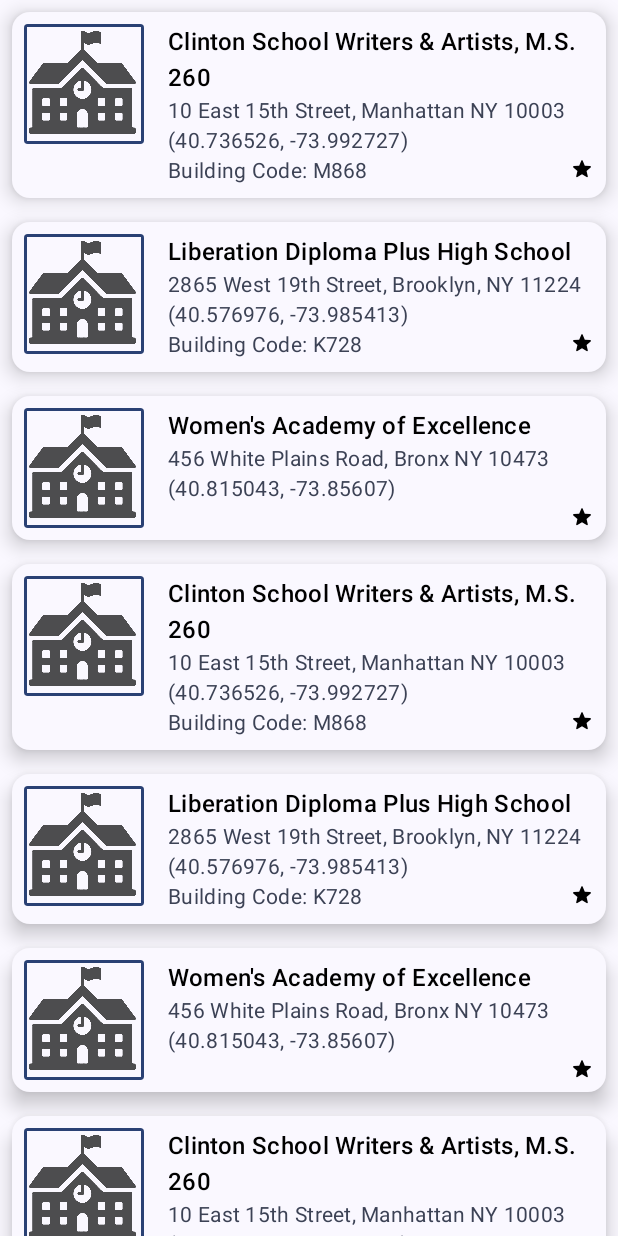
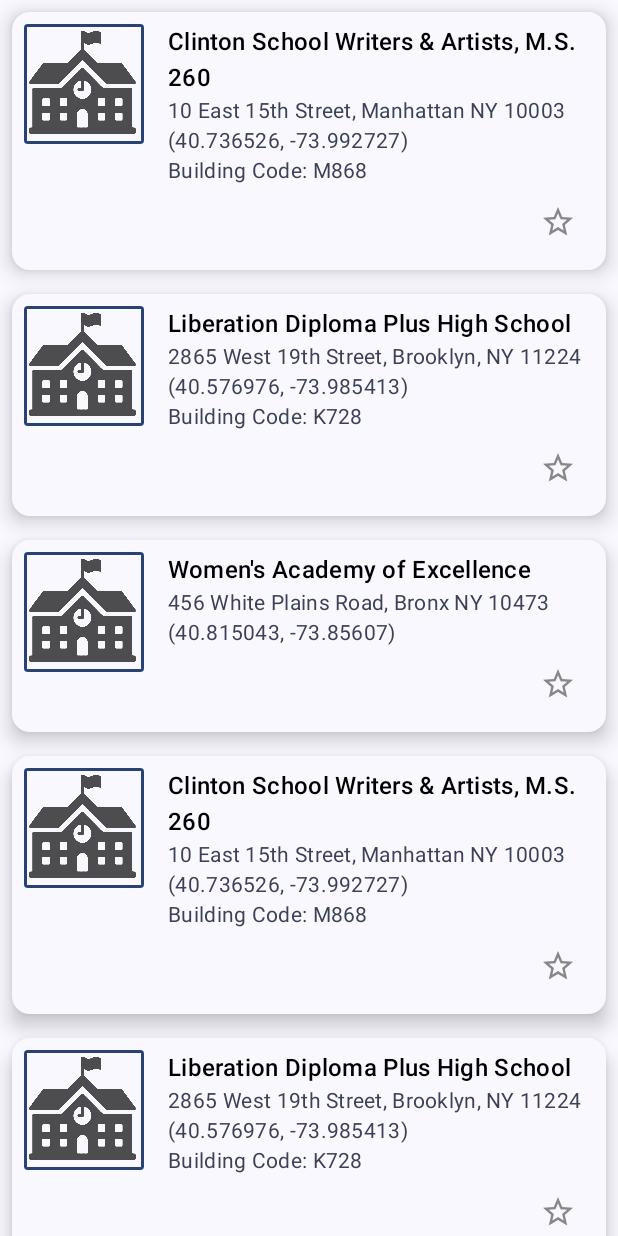
Before and after one commit to jonofarc/NYCHighSchools, an Android app built with Jetpack Compose: the screen it shows after launch (MainActivity), on a phone screen of 412 x 824 dp. Run offline under Robolectric (Android 15) with nearby library versions, the phone set to English and light mode, and no system bars.

Commit message:
update gradle and use rememberSaveable to save if a favorite is set

```diff
--- a/app/build.gradle
+++ b/app/build.gradle
@@ -63,4 +63,5 @@ dependencies {
     androidTestImplementation 'androidx.compose.ui:ui-test-junit4'
     debugImplementation 'androidx.compose.ui:ui-tooling'
     debugImplementation 'androidx.compose.ui:ui-test-manifest'
+    implementation "androidx.compose.material:material-icons-extended:$compose_version"
 }
--- a/app/src/main/java/com/example/nychighschools/MainActivity.kt
+++ b/app/src/main/java/com/example/nychighschools/MainActivity.kt
@@ -20,6 +20,13 @@ import androidx.compose.foundation.layout.width
 import androidx.compose.foundation.lazy.LazyColumn
 import androidx.compose.foundation.lazy.items
 import androidx.compose.foundation.shape.RoundedCornerShape
+import androidx.compose.material.icons.Icons
+import androidx.compose.material.icons.filled.ExpandLess
+import androidx.compose.material.icons.filled.ExpandMore
+import androidx.compose.material.icons.filled.Star
+import androidx.compose.material.icons.filled.StarBorder
+import androidx.compose.material3.Icon
+import androidx.compose.material3.IconButton
 import androidx.compose.material3.MaterialTheme
 import androidx.compose.material3.Surface
 import androidx.compose.material3.Text
@@ -28,6 +35,7 @@ import androidx.compose.runtime.getValue
 import androidx.compose.runtime.mutableStateListOf
 import androidx.compose.runtime.mutableStateOf
 import androidx.compose.runtime.remember
+import androidx.compose.runtime.saveable.rememberSaveable
 import androidx.compose.runtime.setValue
 import androidx.compose.ui.Alignment
 import androidx.compose.ui.Modifier
@@ -49,7 +57,7 @@ class MainActivity : ComponentActivity() {
     override fun onCreate(savedInstanceState: Bundle?) {
         super.onCreate(savedInstanceState)
 
-        setContent  {
+        setContent {
             NYCHighSchoolsTheme {
                 // A surface container using the 'background' color from the theme
                 Surface(modifier = Modifier.fillMaxSize(), color = MaterialTheme.colorScheme.background) {
@@ -68,8 +76,7 @@ class MainActivity : ComponentActivity() {
 fun SetUi() {
 
 
-    //val schools = mutableListOf<School>()
-    val schools = remember { mutableStateListOf<School>()}
+    val schools = remember { mutableStateListOf<School>() }
 
     //a hacky way to get a big list
     for (i in 1..100) {
@@ -92,7 +99,8 @@ fun SetUi() {
 @Composable
 fun SchoolCard(school: School, modifier: Modifier = Modifier) {
 
-    var isFavorite by remember{mutableStateOf(school.isFavorite)}
+
+    var isFavorite by rememberSaveable { mutableStateOf(false) }
 
     Column {
 
@@ -108,12 +116,9 @@ fun SchoolCard(school: School, modifier: Modifier = Modifier) {
                         .border(1.5.dp, MaterialTheme.colorScheme.primary)
                 )
 
-                // Add a horizontal space between the image and the column
+
                 Spacer(modifier = Modifier.width(16.dp))
 
-                // We keep track if the message is expanded or not in this
-                // variable
-               // var isFavorite by remember { mutableStateOf(false) }
 
 
 
@@ -135,10 +140,6 @@ fun SchoolCard(school: School, modifier: Modifier = Modifier) {
 
                         )
 
-                    Row(
-                        modifier = Modifier.fillMaxWidth(),
-                        horizontalArrangement = Arrangement.SpaceBetween
-                    ) {
                     if (school.buildingCode.isNotEmpty()) {
                         Text(
                             text = stringResource(R.string.building_code, school.buildingCode),
@@ -147,26 +148,25 @@ fun SchoolCard(school: School, modifier: Modifier = Modifier) {
                             style = MaterialTheme.typography.bodyMedium,
 
                             )
-                        } else {
-                            Box(
-                                modifier = Modifier
-
-                            )
                     }
 
 
 
-                        Image(
-                            painter = painterResource(R.drawable.star), colorFilter = ColorFilter.tint(getIsFavoriteColor( isFavorite)),contentDescription = "isFavorite icon", modifier = Modifier
-                                .clickable {
 
-                                    toggleIsFavorite(school)
-                                    isFavorite = school.isFavorite
+                    Row(
+                        modifier = Modifier.fillMaxWidth(),
+                        horizontalArrangement = Arrangement.End
+                    ) {
+                        IconButton(
+                            onClick = { isFavorite = !isFavorite },
+                            modifier = Modifier
+                        ) {
+                            Icon(
+                                imageVector = if (isFavorite) Icons.Filled.Star else Icons.Filled.StarBorder,
+                                contentDescription = stringResource(R.string.school_favourite),
+                                tint = if (isFavorite) Color.Red else Color.Gray
+                            )
                         }
-                                .align(Alignment.Top)
-                                .size(16.dp)
-
-                        )
                     }
 
 
@@ -182,12 +182,9 @@ fun SchoolCard(school: School, modifier: Modifier = Modifier) {
 
 }
 
-fun toggleIsFavorite(school: School){
- school.isFavorite = !school.isFavorite
-}
 
 fun getIsFavoriteColor(isFavorite: Boolean): Color {
-    return  if (isFavorite) Color.Red else Color.Black
+    return if (isFavorite) Color.Red else Color.Black
 }
 
 @Preview(name = "Light Mode")
--- a/app/src/main/java/com/example/nychighschools/models/School.kt
+++ b/app/src/main/java/com/example/nychighschools/models/School.kt
@@ -52,5 +52,4 @@ data class School(
     val earlyCollege: String = "",
     val geoEligibility: String = "",
     val schoolAccessibilityDescription: String = "",
-    var isFavorite: Boolean = false,
 )
--- a/app/src/main/res/drawable/star.xml
+++ /dev/null
@@ -1,9 +0,0 @@
-<vector xmlns:android="http://schemas.android.com/apk/res/android"
-    android:width="48dp"
-    android:height="48dp"
-    android:viewportWidth="960"
-    android:viewportHeight="960">
-  <path
-      android:fillColor="#FF000000"
-      android:pathData="M480,731 L294,843q-8,5 -17,4.5t-16,-5.5q-7,-5 -10.5,-13t-1.5,-18l49,-212 -164,-143q-8,-7 -9.5,-15.5t0.5,-16.5q2,-8 9,-13.5t17,-6.5l217,-19 84,-200q4,-9 12,-13.5t16,-4.5q8,0 16,4.5t12,13.5l84,200 217,19q10,1 17,6.5t9,13.5q2,8 0.5,16.5T826,456L662,599l49,212q2,10 -1.5,18T699,842q-7,5 -16,5.5t-17,-4.5L480,731Z"/>
-</vector>
--- a/app/src/main/res/values/strings.xml
+++ b/app/src/main/res/values/strings.xml
@@ -1,4 +1,5 @@
 <resources>
     <string name="app_name">NYC High Schools</string>
     <string name="building_code">Building Code: %1$s</string>
+    <string name="school_favourite">is this school a favourite</string>
 </resources>
--- a/build.gradle
+++ b/build.gradle
@@ -1,4 +1,11 @@
 // Top-level build file where you can add configuration options common to all sub-projects/modules.
+
+buildscript {
+    ext {
+        compose_version = '1.1.0'
+    }
+}
+
 plugins {
     id 'com.android.application' version '8.0.0' apply false
     id 'com.android.library' version '8.0.0' apply false
```
Lines whose indentation alone changed are shown as unchanged.
